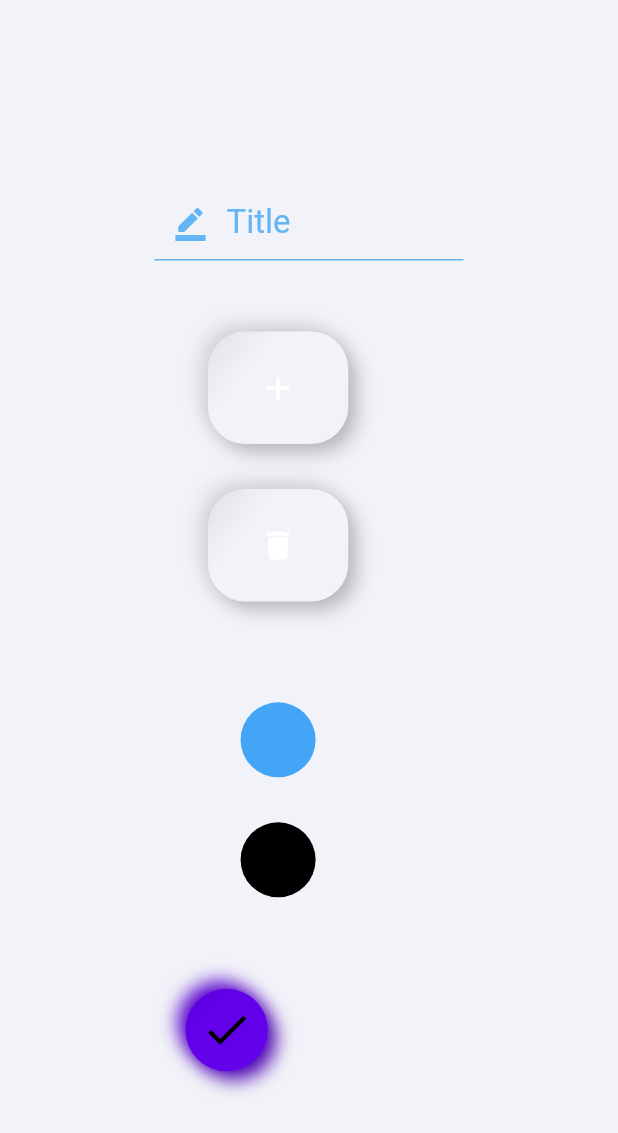
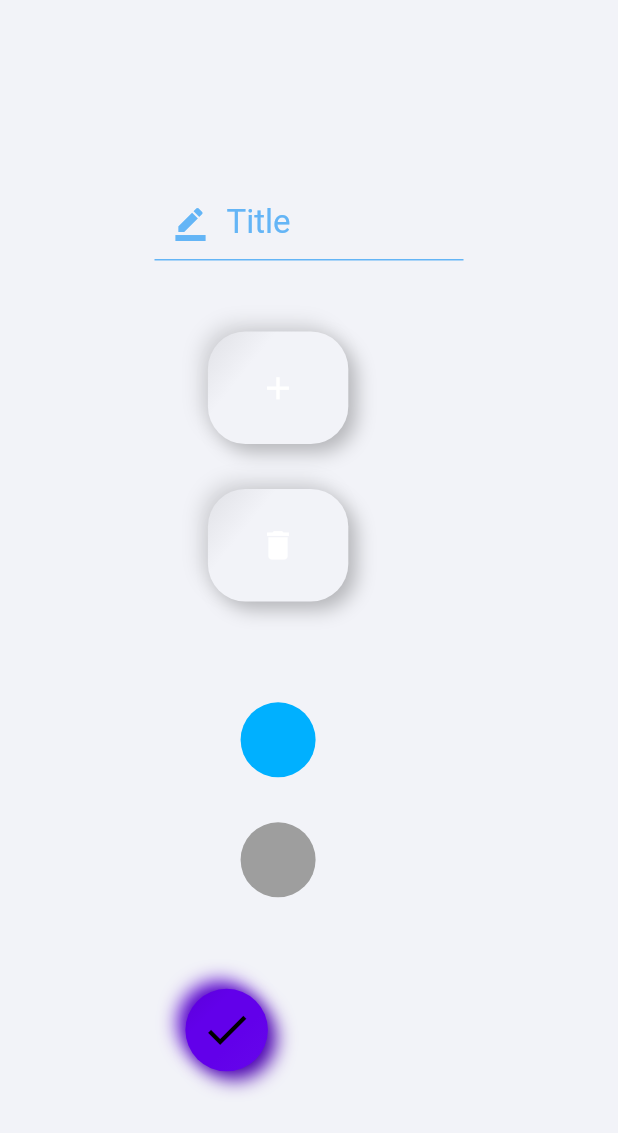
Before and after one commit to Omine100/Grow, a Flutter app: the AddGoalScreen screen opened directly, on a phone screen of 412 x 824 dp. Shown: the top 1133 px of the screen. Run offline on Flutter 3.47's test engine with Material 2 defaults, Android fonts, the phone set to English and light mode, and no system bars; our stand-ins replace bubble_bottom_bar, cloud_firestore, firebase_auth, fl_chart, flutter_swiper, intro_slider and 1 more; accounts and stored records are empty.

Commit message:
UI Updates
Trying to get colors working

```diff
--- a/grow_2.7/grow/lib/models/dataLists.dart
+++ b/grow_2.7/grow/lib/models/dataLists.dart
@@ -18,13 +18,13 @@ class DataLists {
   }
 
   //MECHANICS: GET COLOR DATA
-  Color getColorData(int position, bool darkTheme) {
-    return _colorData(_colorList, position, darkTheme);
+  Color getColorData(int position, bool darkTheme, bool first) {
+    return _colorData(getColorList(darkTheme, first), position, darkTheme, first);
   }
 
   //MECHANICS: GET COLOR LIST
-  List<Color> getColorList(bool darkTheme) {
-    return _colorListData(_colorList, darkTheme);
+  List<Color> getColorList(bool darkTheme, bool first) {
+    return _colorListData(_colorList, darkTheme, first);
   }
 }
 
@@ -44,16 +44,16 @@ Icon _iconData(List<Icon> _iconList, int position) {
 }
 
 //MECHANICS: COLOR DATA INITIALIZATION
-List<Color> _colorListData(List<Color> _colorList, bool darkTheme) {
+List<Color> _colorListData(List<Color> _colorList, bool darkTheme, bool first) {
   _colorList = new List<Color>();
-  _colorList.add(!darkTheme ? Colors.blue.shade400 : Colors.blue.shade600);
-  _colorList.add(!darkTheme ? Colors.black : Colors.grey.shade700);
+  _colorList.add(first ? !darkTheme ? Colors.lightBlueAccent.shade400 : Colors.blue.shade700 : Colors.blue.shade900);
+  _colorList.add(first ? !darkTheme ? Colors.grey.shade500 : Colors.black : Colors.grey.shade800);
 
   return _colorList;
 }
 
 //MECHANICS: GET COLOR DATA RETURN
-Color _colorData(List<Color> _colorList, int position, bool darkTheme) {
-  _colorList = _colorListData(_colorList, darkTheme);
+Color _colorData(List<Color> _colorList, int position, bool darkTheme, bool first) {
+  _colorList = _colorListData(_colorList, darkTheme, first);
   return _colorList[position];
 }
--- a/grow_2.7/grow/lib/pages/addGoal.dart
+++ b/grow_2.7/grow/lib/pages/addGoal.dart
@@ -94,7 +94,7 @@ class _AddGoalScreenState extends State<AddGoalScreen> {
   //USER INTERFACE: SHOW COLORS FOR COLOR
   Widget showColors() {
     return new ListView.builder(
-      itemCount: dataLists.getColorList(themes.checkDarkTheme(context)).length,
+      itemCount: dataLists.getColorList(themes.checkDarkTheme(context), true).length,
       itemBuilder: (context, index) {
         return Padding(
           padding: EdgeInsets.only(top: 15.0, bottom: 15.0, left: 15.0, right: 15.0),
@@ -107,7 +107,7 @@ class _AddGoalScreenState extends State<AddGoalScreen> {
               width: 50.0,
               decoration: BoxDecoration(
                 shape: BoxShape.circle,
-                color: dataLists.getColorData(index, themes.checkDarkTheme(context)),
+                color: dataLists.getColorData(index, themes.checkDarkTheme(context), true),
               ),
               child: null,
             ),
--- a/grow_2.7/grow/lib/pages/profile.dart
+++ b/grow_2.7/grow/lib/pages/profile.dart
@@ -36,7 +36,7 @@ class _ProfileScreenState extends State<ProfileScreen> {
         child: Stack(
           children: <Widget>[
             Positioned(
-              top: MediaQuery.of(context).size.height * 0.065,
+              top: MediaQuery.of(context).size.height * 0.085,
               child: interfaceStandards.parentCenter(context,
                 Text(
                   "Settings",
@@ -47,7 +47,7 @@ class _ProfileScreenState extends State<ProfileScreen> {
               )
             ), //Profile text
             Positioned(
-              top: MediaQuery.of(context).size.height * 0.0775,
+              top: MediaQuery.of(context).size.height * 0.1,
               left: MediaQuery.of(context).size.width * 0.06,
               child: interfaceStandards.backButton(context),
             ), //Back button
```
Also changed, not shown: grow_2.7/grow/lib/pages/home.dart (+17 -8 lines), grow_2.7/grow/lib/widgets/interfaceStandards.dart (+20 -0 lines).
